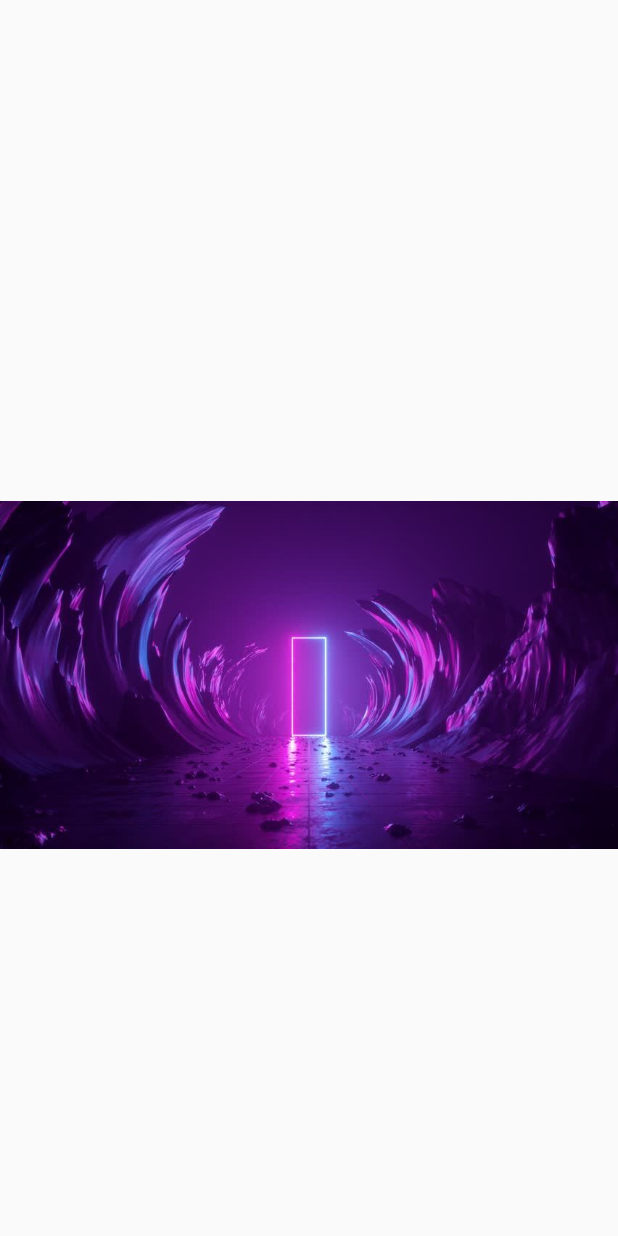
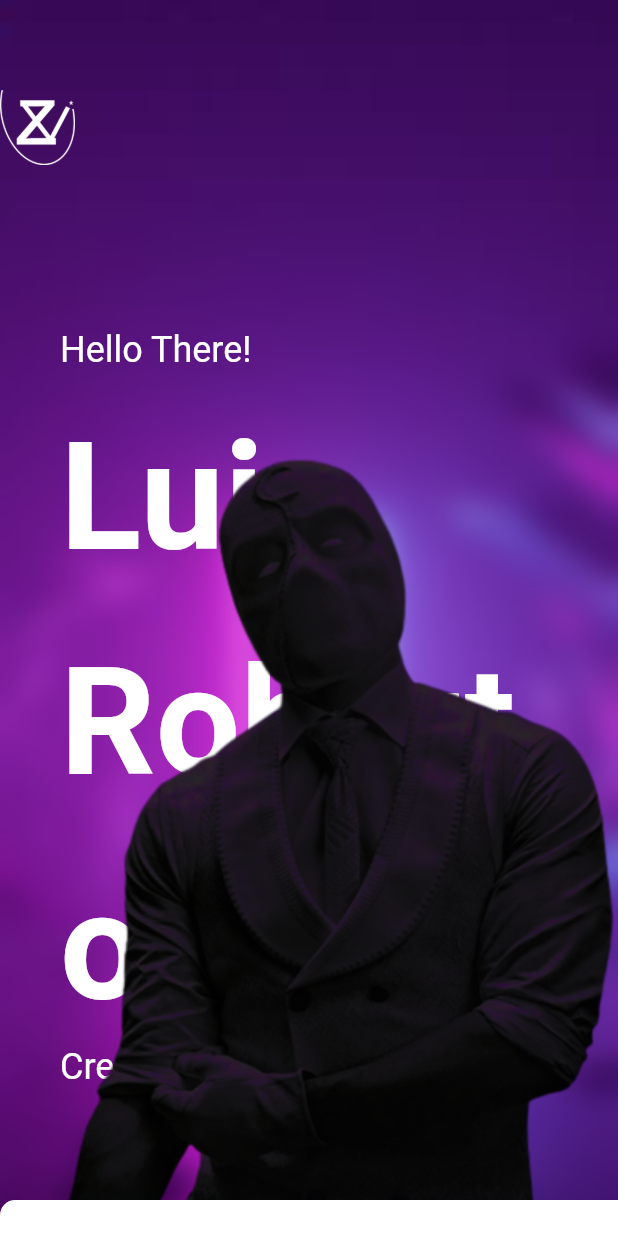
Before and after one commit to LuizRoberto18/portifolio_curricular, a Flutter app: the screen it shows after launch, on a phone screen of 412 x 824 dp. Run offline on Flutter 3.47's test engine with Material 2 defaults, Android fonts, the phone set to English and light mode, and no system bars.

Commit message:
sessao inicial com menu finalizado

```diff
--- a/lib/constants.dart
+++ b/lib/constants.dart
@@ -4,6 +4,7 @@ const kTextColor = Color(0xFF707070);
 const kTextLightColor = Color(0xFF555555);
 
 const kDefaultPadding = 20.0;
+
 final kDefaultShadow = BoxShadow(
   offset: Offset(0, 50),
   blurRadius: 50,
@@ -16,7 +17,7 @@ final kDefaultCardShadow = BoxShadow(
   color: Colors.black.withOpacity(0.1),
 );
 
-//textField dedign
+// TextField dedign
 final kDefaultInputDecorationTheme = InputDecorationTheme(
   border: kDefaultOutlineInputBorder,
   enabledBorder: kDefaultOutlineInputBorder,
--- a/lib/home_page.dart
+++ b/lib/home_page.dart
@@ -13,9 +13,14 @@ class _HomePageState extends State<HomePage> {
   Widget build(BuildContext context) {
     return Scaffold(
       body: SingleChildScrollView(
-        child: Column(children: [
-          TopSection(),
-        ]),
+        child: Column(
+          children: [
+            TopSection(),
+            SizedBox(
+              height: 300,
+            ),
+          ],
+        ),
       ),
     );
   }
--- a/lib/main.dart
+++ b/lib/main.dart
@@ -11,7 +11,7 @@ class MyApp extends StatelessWidget {
   @override
   Widget build(BuildContext context) {
     return MaterialApp(
-      title: 'Flutter Demo',
+      title: 'Curriculo Luiz Roberto',
       debugShowCheckedModeBanner: false,
       theme: ThemeData(),
       home: HomePage(),
--- a/lib/sections/topSection/components/glass_content.dart
+++ b/lib/sections/topSection/components/glass_content.dart
@@ -0,0 +1,60 @@
+import 'dart:ui';
+
+import 'package:flutter/material.dart';
+
+import '../../../constants.dart';
+
+class GlassContent extends StatelessWidget {
+  const GlassContent({
+    Key? key,
+    required this.size,
+  }) : super(key: key);
+
+  final Size size;
+
+  @override
+  Widget build(BuildContext context) {
+    return ClipRRect(
+      borderRadius: BorderRadius.circular(10),
+      child: BackdropFilter(
+        filter: ImageFilter.blur(sigmaX: 10, sigmaY: 10),
+        child: Container(
+          padding: EdgeInsets.symmetric(horizontal: kDefaultPadding * 2),
+          constraints:
+              BoxConstraints(maxWidth: 1100, maxHeight: size.height * 0.8),
+          width: double.infinity,
+          color: Colors.white.withOpacity(0),
+          child: Column(
+            crossAxisAlignment: CrossAxisAlignment.start,
+            mainAxisAlignment: MainAxisAlignment.center,
+            children: [
+              Text(
+                "Hello There!",
+                style: Theme.of(context)
+                    .textTheme
+                    .headline5!
+                    .copyWith(color: Colors.white),
+              ),
+              Text(
+                "Luiz \nRoberto",
+                style: TextStyle(
+                  fontSize: 100,
+                  fontWeight: FontWeight.bold,
+                  color: Colors.white,
+                  height: 1.5,
+                ),
+              ),
+              Text(
+                "Creative Design Diretor",
+                style: Theme.of(context)
+                    .textTheme
+                    .headline5!
+                    .copyWith(color: Colors.white),
+              ),
+            ],
+          ),
+        ),
+      ),
+    );
+  }
+}
--- a/lib/sections/topSection/components/logo_blur_box.dart
+++ b/lib/sections/topSection/components/logo_blur_box.dart
@@ -0,0 +1,33 @@
+import 'package:flutter/material.dart';
+import 'package:portifolio_curriculo/constants.dart';
+
+import 'glass_content.dart';
+
+class LogoAndBlurBox extends StatelessWidget {
+  const LogoAndBlurBox({
+    Key? key,
+    required this.size,
+  }) : super(key: key);
+
+  final Size size;
+
+  @override
+  Widget build(BuildContext context) {
+    return Padding(
+      padding: EdgeInsets.only(top: kDefaultPadding * 2),
+      child: Column(
+        crossAxisAlignment: CrossAxisAlignment.start,
+        children: [
+          Image.asset(
+            "assets/images/LogoTipo-perfil-branco.png",
+            width: 50,
+            height: 50,
+          ),
+          Spacer(),
+          GlassContent(size: size),
+          Spacer(flex: 3),
+        ],
+      ),
+    );
+  }
+}
--- a/lib/sections/topSection/components/menu.dart
+++ b/lib/sections/topSection/components/menu.dart
@@ -0,0 +1,89 @@
+import 'package:flutter/material.dart';
+
+import '../../../constants.dart';
+
+class Menu extends StatefulWidget {
+  const Menu({Key? key}) : super(key: key);
+
+  @override
+  _MenuState createState() => _MenuState();
+}
+
+class _MenuState extends State<Menu> {
+  int selectedIndex = 0;
+  int hoverIndex = 0;
+  List<String> menuItems = [
+    "Home",
+    "Abour",
+    "Services",
+    "Portfolio",
+    "Testimonial",
+    "Contact"
+  ];
+  @override
+  Widget build(BuildContext context) {
+    return Container(
+      padding: EdgeInsets.symmetric(horizontal: kDefaultPadding * 2.5),
+      constraints: BoxConstraints(maxWidth: 1200),
+      height: 100,
+      decoration: BoxDecoration(
+        color: Colors.white,
+        borderRadius: BorderRadius.only(
+          topLeft: Radius.circular(10),
+          topRight: Radius.circular(10),
+        ),
+        boxShadow: [kDefaultShadow],
+      ),
+      child: Row(
+        mainAxisAlignment: MainAxisAlignment.spaceBetween,
+        children: List.generate(
+          menuItems.length,
+          (index) => buildMenuItem(index),
+        ),
+      ),
+    );
+  }
+
+  Widget buildMenuItem(int index) => InkWell(
+        onTap: () {
+          setState(() {
+            selectedIndex = index;
+          });
+        },
+        onHover: (value) {
+          setState(() {
+            value ? hoverIndex = index : hoverIndex = selectedIndex;
+          });
+        },
+        child: Container(
+          constraints: BoxConstraints(minWidth: 122),
+          height: 100,
+          child: Stack(
+            alignment: Alignment.center,
+            children: [
+              Text(
+                menuItems[index],
+                style: TextStyle(fontSize: 20, color: kTextColor),
+              ),
+              // Hover
+              AnimatedPositioned(
+                duration: Duration(milliseconds: 200),
+                left: 0,
+                right: 0,
+                bottom:
+                    selectedIndex != index && hoverIndex == index ? -20 : -32,
+                child: Image.asset("assets/images/hover.png"),
+              ),
+              // Select
+              AnimatedPositioned(
+                duration: Duration(milliseconds: 200),
+                left: 0,
+                right: 0,
+                bottom: selectedIndex == index ? -2 : -32,
+                child: Image.asset("assets/images/hover.png"),
+              ),
+            ],
+          ),
+        ),
+      );
+}
--- a/lib/sections/topSection/components/person_pic.dart
+++ b/lib/sections/topSection/components/person_pic.dart
@@ -0,0 +1,17 @@
+import 'package:flutter/material.dart';
+
+class PersonPic extends StatelessWidget {
+  const PersonPic({
+    Key? key,
+  }) : super(key: key);
+
+  @override
+  Widget build(BuildContext context) {
+    return Container(
+      constraints: BoxConstraints(maxWidth: 630, maxHeight: 1110),
+      child: Image.asset(
+        "assets/images/perfil-top.png",
+      ),
+    );
+  }
+}
--- a/lib/sections/topSection/top_section.dart
+++ b/lib/sections/topSection/top_section.dart
@@ -1,22 +1,42 @@
+import 'dart:ui';
+
 import 'package:flutter/material.dart';
-import 'package:flutter/src/painting/image_resolution.dart';
 
-class TopSection extends StatefulWidget {
-  const TopSection({Key? key}) : super(key: key);
+import '../../constants.dart';
+import 'components/logo_blur_box.dart';
+import 'components/menu.dart';
+import 'components/person_pic.dart';
 
-  @override
-  State<TopSection> createState() => _TopSectionState();
-}
-
-class _TopSectionState extends State<TopSection> {
+class TopSection extends StatelessWidget {
   @override
   Widget build(BuildContext context) {
+    Size size = MediaQuery.of(context).size;
     return Container(
+      alignment: Alignment.center,
       constraints: BoxConstraints(maxHeight: 900, minHeight: 700),
       width: double.infinity,
       decoration: BoxDecoration(
         image: DecorationImage(
+          fit: BoxFit.cover,
           image: AssetImage("assets/images/fundo-perfil2.jpg"),
+        ),
+      ),
+      child: Container(
+        margin: EdgeInsets.only(top: kDefaultPadding),
+        width: 1200,
+        child: Stack(
+          children: [
+            LogoAndBlurBox(size: size),
+            Positioned(
+              bottom: 0,
+              right: 0,
+              child: PersonPic(),
+            ),
+            Positioned(
+              bottom: 0,
+              child: Menu(),
+            ),
+          ],
         ),
       ),
     );
```
Also changed, not shown: assets/images/fundo-casa.png (added), assets/images/hover.png (added), assets/images/perfil-top.png (added), assets/images/raiosRoxo.jpg (added), assets/images/top-perfil1.png (added).
